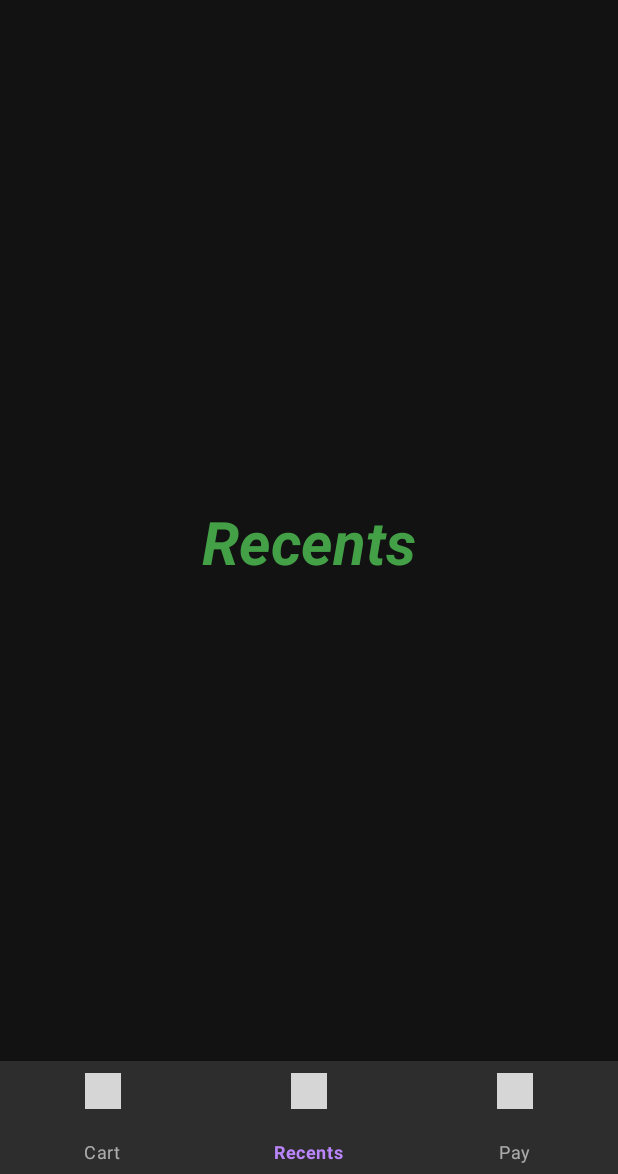
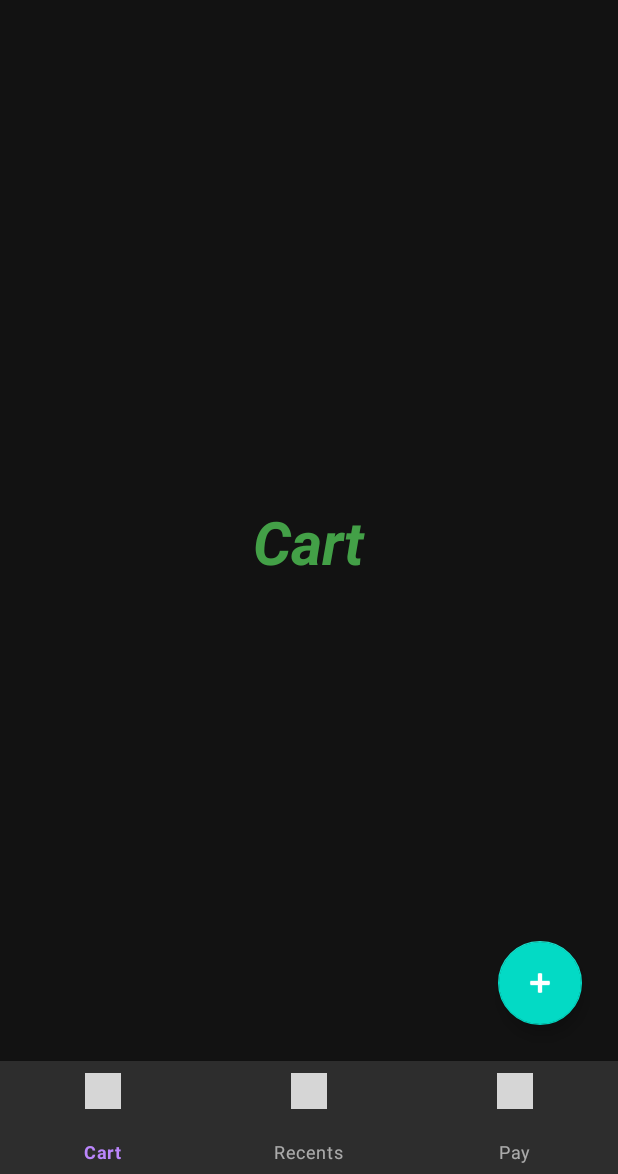
Before and after one commit to tommyfricano/shoppingApp, an Android app: the ShoppingAppManagementActivity screen opened directly, with no data from a screen before it, on a phone screen of 412 x 824 dp, the part 62-1236 px from its top. Run offline under Robolectric (Android 15) with nearby library versions, the phone set to English and light mode, and no system bars; our stand-ins replace Firebase (no records; nobody signed in at launch, a user with empty details on screens opened directly); libraries missing offline, so code that uses them is left out: com.firebase.ui; grey boxes are pictures that could not be loaded.

Commit message:
minor updates

```diff
--- a/app/src/main/java/edu/uga/cs/shoppingapp/CartFragment.java
+++ b/app/src/main/java/edu/uga/cs/shoppingapp/CartFragment.java
@@ -129,9 +129,6 @@ public class CartFragment extends Fragment implements AddItemDialogFragment.AddI
         // Set up a listener (event handler) to receive a value for the database reference.
         // This type of listener is called by Firebase once by immediately executing its onDataChange method
         // and then each time the value at Firebase changes.
-        //
-        // This listener will be invoked asynchronously, hence no need for an AsyncTask class, as in the previous apps
-        // to maintain job leads.
         myRef.addValueEventListener( new ValueEventListener() {
 
             @Override
@@ -167,7 +164,6 @@ public class CartFragment extends Fragment implements AddItemDialogFragment.AddI
         // if this is done for the first time).  Then, we set the value in the newly created
         // list node to store the new job lead.
         // This listener will be invoked asynchronously, as no need for an AsyncTask, as in
-        // the previous apps to maintain job leads.
         myRef.push().setValue( item )
                 .addOnSuccessListener( new OnSuccessListener<Void>() {
                     @Override
--- a/app/src/main/java/edu/uga/cs/shoppingapp/ShoppingAppManagementActivity.java
+++ b/app/src/main/java/edu/uga/cs/shoppingapp/ShoppingAppManagementActivity.java
@@ -30,7 +30,7 @@ public class ShoppingAppManagementActivity extends AppCompatActivity implements
         bottomNavigationView = findViewById(R.id.bottomNavigationView);
 
         bottomNavigationView.setOnItemSelectedListener(this);
-        bottomNavigationView.setSelectedItemId(R.id.recents);
+        bottomNavigationView.setSelectedItemId(R.id.cart);
         Log.d( DEBUG_TAG, "ShoppingAppManagementActivity.onCreate()" );
 
 
```
Also changed, not shown: app/src/main/java/edu/uga/cs/shoppingapp/AddItemDialogFragment.java (+1 -16 lines), app/src/main/java/edu/uga/cs/shoppingapp/ItemRecyclerAdapter.java (+0 -16 lines).
